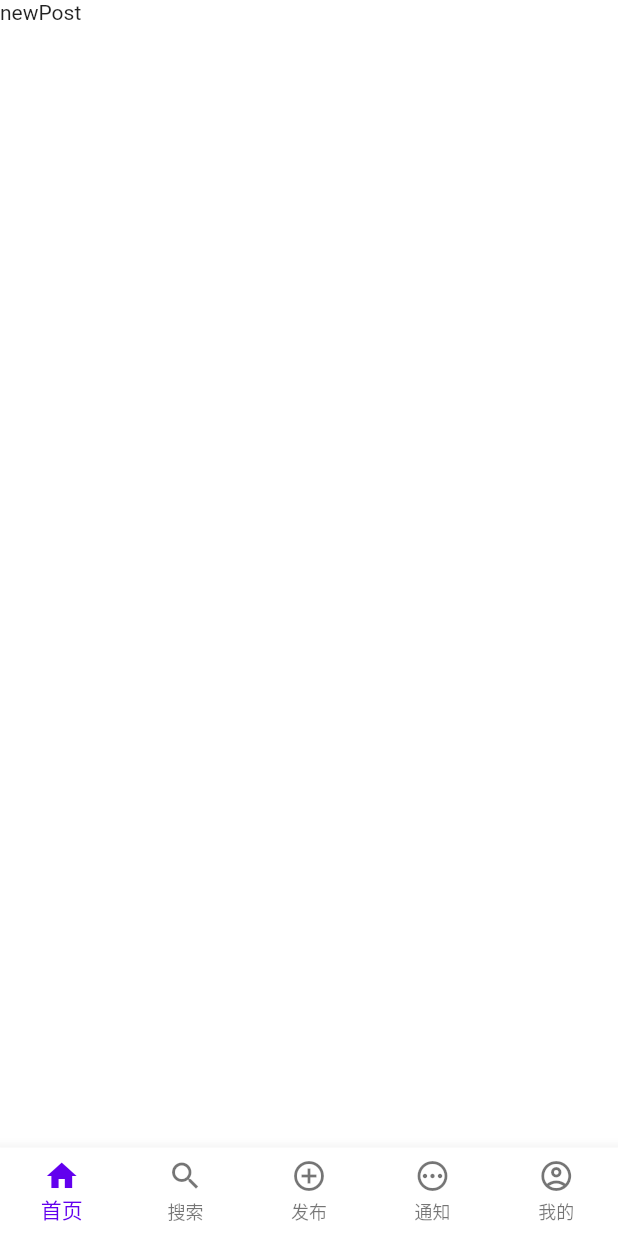
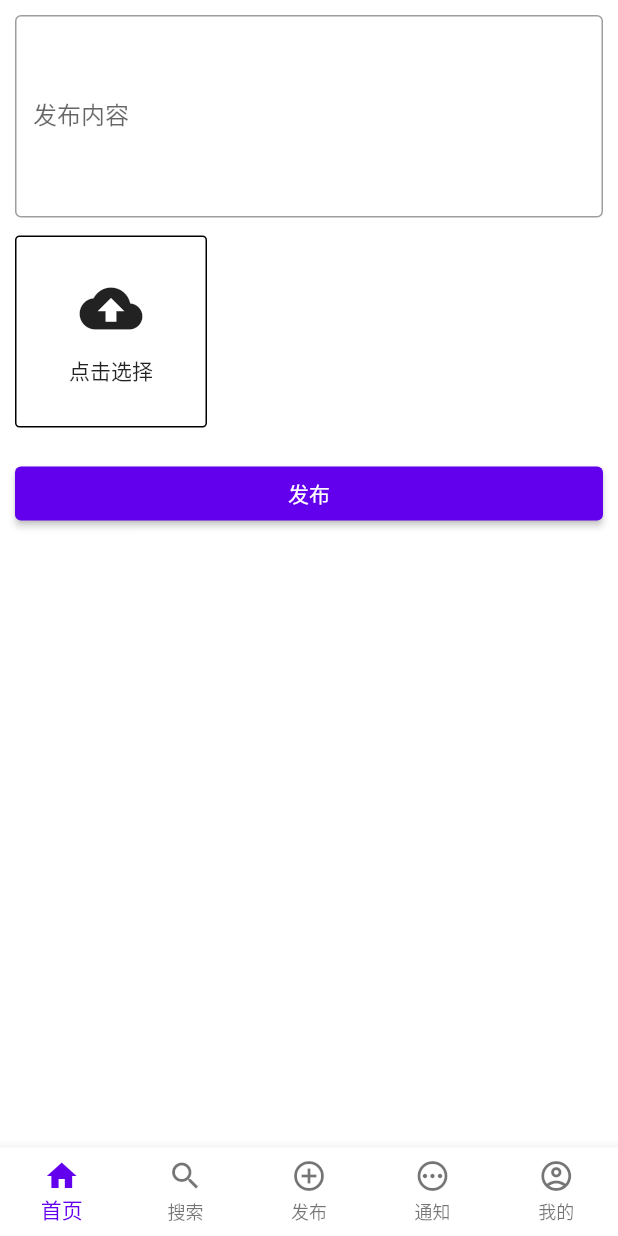
Before and after one commit to yanhoor/blog-sys, a Flutter app: the screen it shows after launch, swiped to page 3, on a phone screen of 412 x 824 dp. Run offline on Flutter 3.47's test engine with Material 2 defaults, Android fonts, the light colour scheme and no system bars; drawn by our look-alikes of pull_to_refresh; our stand-ins replace bot_toast, cached_network_image, chewie, dio, dynamic_color, flutter_svg and 7 more; network calls fail.

Commit message:
feat: [blog_vipot] 新增发布博客

```diff
--- a/projects/blog_vipot/lib/components/media/media_image_item.dart
+++ b/projects/blog_vipot/lib/components/media/media_image_item.dart
@@ -17,8 +17,11 @@ class MediaImageItem extends StatelessWidget {
           padding: const EdgeInsets.all(20.0),
           child: const CircularProgressIndicator()),
     ) : CachedNetworkImage(
+      width: double.infinity,
+      height: double.infinity,
       imageUrl: src,
       fit: BoxFit.cover,
+      cacheKey: src,
       progressIndicatorBuilder: (context, url, downloadProgress) =>
           Container(
             padding: const EdgeInsets.all(20),
--- /dev/null
+++ b/projects/blog_vipot/lib/config/index.dart
@@ -0,0 +1,4 @@
+class MyConfig{
+  static String imageType = 'jpeg,jpg,png,avif,webp,bmp,gif,svg';
+  static String videoType = 'mp4,mov,avi,mkv';
+}
--- a/projects/blog_vipot/lib/http/api_url.dart
+++ b/projects/blog_vipot/lib/http/api_url.dart
@@ -1,9 +1,12 @@
 class ApiUrl{
-  // static const String BASE_URL = 'https://niubility.website/api';
-  static const String BASE_URL = 'http://localhost:8000/api';
+  static const String BASE_URL = 'https://niubility.website/api';
+  // static const String BASE_URL = 'http://localhost:8000/api';
   static const String ASSET_BASE = 'https://static-buck.oss-cn-shenzhen.aliyuncs.com';
 
+  static const String UPLOAD = '/upload';
+
   static const String LOGIN = '/user/login';
+  static const String BLOG_EDIT = '/blog/edit';
   static const String BLOG_LIST = '/blog/list';
   static const String BLOG_INFO = '/blog/info';
   static const String BLOG_LIKE = '/blog/like';
--- a/projects/blog_vipot/lib/pages/home/home_page.dart
+++ b/projects/blog_vipot/lib/pages/home/home_page.dart
@@ -2,7 +2,7 @@ import 'package:blog_vipot/components/wrapper/provider_wrapper.dart';
 import 'package:blog_vipot/pages/home/home_notifier.dart';
 import 'package:blog_vipot/pages/index/index_page.dart';
 import 'package:blog_vipot/pages/my/my_page.dart';
-import 'package:blog_vipot/pages/newPost/new_post_page.dart';
+import 'package:blog_vipot/pages/new_post/new_post_page.dart';
 import 'package:blog_vipot/pages/notification/notification_page.dart';
 import 'package:blog_vipot/pages/search/search_page.dart';
 import 'package:flutter/material.dart';
--- a/projects/blog_vipot/lib/pages/newPost/new_post_page.dart
+++ /dev/null
@@ -1,16 +0,0 @@
-import 'package:flutter/cupertino.dart';
-
-class NewPostPage extends StatefulWidget{
-  const NewPostPage({super.key});
-
-  @override
-  State<NewPostPage> createState() => _NewPostPageState();
-}
-
-class _NewPostPageState extends State<NewPostPage>{
-
-  @override
-  Widget build(BuildContext context) {
-    return const Text('newPost');
-  }
-}
--- /dev/null
+++ b/projects/blog_vipot/lib/pages/new_post/new_post_page.dart
@@ -0,0 +1,217 @@
+import 'package:blog_vipot/components/media/media_video_item.dart';
+import 'package:blog_vipot/components/wrapper/provider_wrapper.dart';
+import 'package:blog_vipot/pages/new_post/new_post_notifier.dart';
+import 'package:blog_vipot/utils/permission_util.dart';
+import 'package:flutter/cupertino.dart';
+import 'package:flutter/material.dart';
+
+import 'package:blog_vipot/components/state/state_button_busy.dart';
+import 'package:permission_handler/permission_handler.dart';
+
+import '../../components/media/media_image_item.dart';
+import '../../route/route_name.dart';
+
+class NewPostPage extends StatefulWidget{
+  const NewPostPage({super.key});
+
+  @override
+  State<NewPostPage> createState() => _NewPostPageState();
+}
+
+class _NewPostPageState extends State<NewPostPage> with AutomaticKeepAliveClientMixin{
+
+  @override
+  bool get wantKeepAlive => true;
+
+  @override
+  Widget build(BuildContext context) {
+    super.build(context);
+
+    return Scaffold(
+      body: ProviderWidget<NewPostNotifier>(
+        model: NewPostNotifier(),
+        onModelReady: (model){},
+        builder: (context, model, child){
+          return SingleChildScrollView(
+            child: Container(
+              padding: const EdgeInsets.only(left: 10, right: 10, bottom: 30),
+              child: Form(
+                  key: model.formKey,
+                  autovalidateMode: AutovalidateMode.onUserInteraction,
+                  child: Column(
+                    mainAxisAlignment: MainAxisAlignment.center,
+                    crossAxisAlignment: CrossAxisAlignment.start,
+                    mainAxisSize: MainAxisSize.min,
+                    children: <Widget>[
+                      const SizedBox(height: 10,),
+                      TextFormField(
+                        maxLines: 5,
+                        // controller: model.userNameController,
+                        keyboardType: TextInputType.text,
+                        decoration: const InputDecoration(
+                            fillColor: Colors.red,
+                            labelText: '发布内容',
+                            hintText: '有什么新鲜事想分享给大家？',
+                            border: OutlineInputBorder(),
+                        ),
+                        onChanged: (val){
+                          model.editForm['content'] = val.trim();
+                        },
+                      ),
+                      const SizedBox(height: 12,),
+                      if(model.selectMode == 2 && model.editForm['medias'].isNotEmpty) ...[
+                        MediaVideoItem(url: model.editForm['medias'][0]['file']['url']),
+                        const SizedBox(height: 10,),
+                        SizedBox(
+                          width: MediaQuery.of(context).size.width,
+                          child: RawMaterialButton(
+                            fillColor: Colors.red,
+                            onPressed: (){
+                              model.removeMedia(model.editForm['medias'][0]);
+                            },
+                            child: const Text('删除视频', style: TextStyle(color: Colors.white),),
+                          ),
+                        )
+                      ]
+                      else GridView.count(
+                        shrinkWrap: true,
+                        physics: const NeverScrollableScrollPhysics(),
+                        crossAxisSpacing: 4,
+                        mainAxisSpacing: 4,
+                        crossAxisCount: 3,
+                        childAspectRatio: 1,
+                        children: [
+                          if(model.selectMode != 2 ) Container(
+                            decoration: BoxDecoration(
+                                shape: BoxShape.rectangle,
+                                borderRadius: BorderRadius.circular(3),
+                                border: Border.all()
+                            ),
+                            child: RawMaterialButton(
+                              onPressed: () async{
+                                if(model.uploadPercent != 1) return;
+
+                                await PermissionUtil.requestPermission(permissionList: [ Permission.camera, Permission.photos ], denyTip: '权限不足，您已永久禁止本应用图片或拍摄权限').then((result) {
+                                  if(result){
+                                    showCupertinoModalPopup(
+                                        context: context,
+                                        builder: (modalContext){
+                                          return CupertinoActionSheet(
+                                            title: const Text('选择操作'),
+                                            message: const Text('选择需要的操作'),
+                                            actions: [
+                                              if(model.selectMode != 2) CupertinoActionSheetAction(
+                                                  onPressed: (){
+                                                    model.getImage(1);
+                                                    Navigator.pop(modalContext, true);
+                                                  },
+                                                  child: const Text('选取图片')
+                                              ),
+                                              if(model.selectMode != 2) CupertinoActionSheetAction(
+                                                  onPressed: (){
+                                                    model.getImage(2);
+                                                    Navigator.pop(modalContext, true);
+                                                  },
+                                                  child: const Text('拍摄图片')
+                                              ),
+                                              if(model.selectMode != 1) CupertinoActionSheetAction(
+                                                  onPressed: (){
+                                                    model.getVideo(1);
+                                                    Navigator.pop(modalContext, true);
+                                                  },
+                                                  child: const Text('选取视频')
+                                              ),
+                                              if(model.selectMode != 1) CupertinoActionSheetAction(
+                                                  onPressed: (){
+                                                    model.getVideo(2);
+                                                    Navigator.pop(modalContext, true);
+                                                  },
+                                                  child: const Text('拍摄视频')
+                                              ),
+                                            ],
+                                            cancelButton: CupertinoActionSheetAction(
+                                              isDefaultAction: true,
+                                              onPressed: ((){
+                                                Navigator.pop(modalContext, false);
+                                              }),
+                                              child: const Text("取消"),
+                                            ),
+                                          );
+                                        }
+                                    );
+                                  }
+                                });
+                              },
+                              padding: const EdgeInsets.all(20),
+                              child: model.uploadPercent != 1 ? CircularProgressIndicator(
+                                strokeWidth: 2,
+                                valueColor: AlwaysStoppedAnimation<Color>(Theme.of(context).colorScheme.primary),
+                              ) : Column(
+                                crossAxisAlignment: CrossAxisAlignment.center,
+                                mainAxisAlignment: MainAxisAlignment.center,
+                                children: const [
+                                  Icon(Icons.cloud_upload, size: 42,),
+                                  SizedBox(height: 10,),
+                                  Text('点击选择', style: TextStyle(fontSize: 14),)
+                                ],
+                              ),
+                            ),
+                          ),
+                          if(model.selectMode == 1) ...model.editForm['medias'].map((media) {
+                            return Container(
+                              decoration: BoxDecoration(
+                                  shape: BoxShape.rectangle,
+                                  borderRadius: BorderRadius.circular(3),
+                                  border: Border.all()
+                              ),
+                              child: RawMaterialButton(
+                                onPressed: (){
+                                  showCupertinoModalPopup(
+                                      context: context,
+                                      builder: (modalContext){
+                                        return CupertinoActionSheet(
+                                          actions: [
+                                            CupertinoActionSheetAction(
+                                                onPressed: (){
+                                                  Navigator.pop(modalContext, true);
+                                                  int index = model.editForm['medias'].indexOf(media);
+                                                  Navigator.of(context).pushNamed(RouteName.imagePreview, arguments: { 'imageList': model.editForm['medias'].map((m) => m['file']['url']).toList(), 'initPage': index});
+                                                },
+                                                child: const Text('预览')
+                                            ),
+                                            CupertinoActionSheetAction(
+                                                onPressed: (){
+                                                  Navigator.pop(modalContext, true);
+                                                  model.removeMedia(media);
+                                                },
+                                                child: const Text('删除')
+                                            )
+                                          ],
+                                        );
+                                      });
+                                },
+                                child: MediaImageItem(url: media['file']['url'],),
+                              ),
+                            );
+                          }).toList()
+                        ],
+                      ),
+                      Container(
+                        width: MediaQuery.of(context).size.width,
+                        margin: const EdgeInsets.symmetric(vertical: 20),
+                        child: ElevatedButton(
+                          onPressed: model.isBusy ? null : model.handleSubmitForm,
+                          // color: Theme.of(context).colorScheme.secondary,
+                          child: model.isBusy ? const StateButtonBusy() : const Text('发布'),
+                        ),
+                      ),
+                    ],
+                  )
+              ),
+            ),
+          );
+        },
+      ),
+    );
+  }
+}
--- a/projects/blog_vipot/lib/route/my_router.dart
+++ b/projects/blog_vipot/lib/route/my_router.dart
@@ -1,5 +1,6 @@
 import 'package:blog_vipot/pages/comment_detail/comment_detail_page.dart';
 import 'package:blog_vipot/pages/home/home_page.dart';
+import 'package:blog_vipot/pages/image_preview/image_preview.dart';
 import 'package:blog_vipot/pages/login/login_page.dart';
 import 'package:blog_vipot/pages/page_not_found.dart';
 import 'package:blog_vipot/pages/post/post_page.dart';
@@ -25,6 +26,9 @@ class MyRouter{
       case RouteName.commentDetail:
         Map param = settings.arguments as Map ?? {};
         return CupertinoPageRoute(settings: settings, builder: (_) => CommentDetailPage(commentId: param['commentId'].toString()));
+      case RouteName.imagePreview:
+        Map param = settings.arguments as Map ?? {};
+        return CupertinoPageRoute(settings: settings, builder: (_) => ImagePreview(imageList: param['imageList'], initPage: param['initPage'],));
       default:
         return SizeRoute(PageNotFoundPage(routeName: settings.name,));
     }
--- a/projects/blog_vipot/lib/route/route_name.dart
+++ b/projects/blog_vipot/lib/route/route_name.dart
@@ -3,4 +3,5 @@ class RouteName{
   static const String login = '/login';
   static const String post = '/post';
   static const String commentDetail = '/commentDetail';
+  static const String imagePreview = '/imagePreview';
 }
```
Also changed, not shown: projects/blog_vipot/lib/components/media/media_image_list.dart (+8 -2 lines), projects/blog_vipot/lib/components/media/media_list.dart (+4 -8 lines), projects/blog_vipot/lib/http/index.dart (+21 -6 lines), projects/blog_vipot/lib/pages/image_preview/image_preview.dart (added, +63 -0 lines), projects/blog_vipot/lib/pages/my/my_page.dart (+6 -1 lines), projects/blog_vipot/lib/pages/new_post/new_post_notifier.dart (added, +157 -0 lines), projects/blog_vipot/lib/utils/file_util.dart (added, +38 -0 lines).
